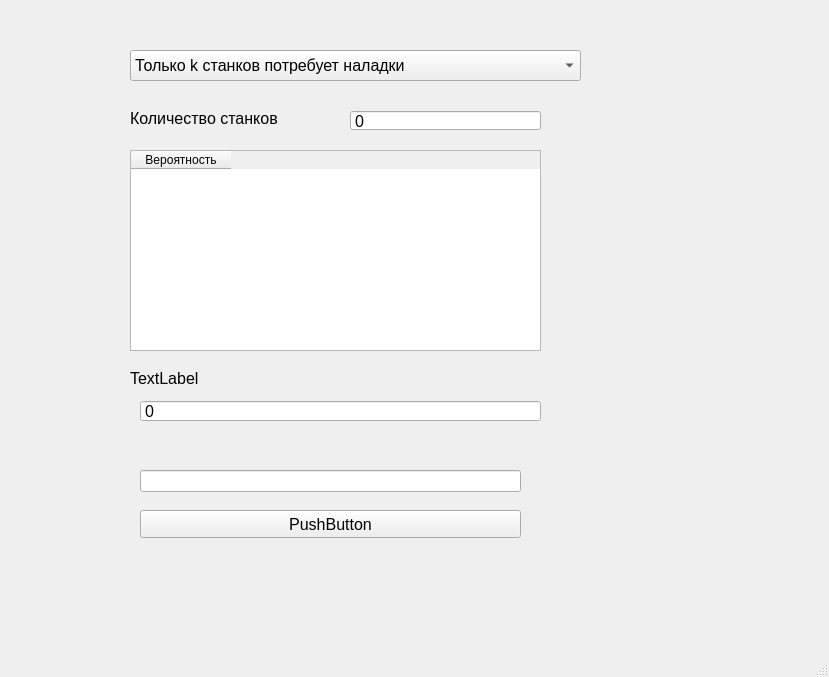
Old version of the form ui.ui in the repository DedZinoviy/terver_lab2_task3.
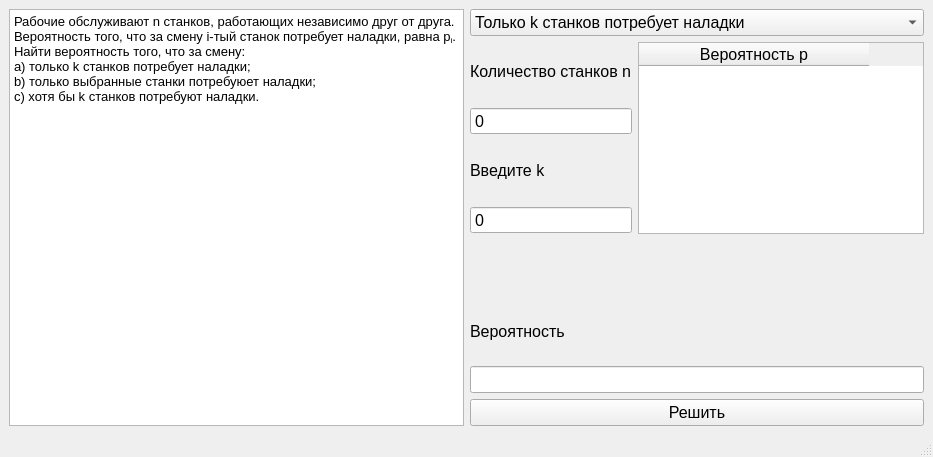
New version of the form.

Commit message: interface and error controll

Diff of the .ui file:
```diff
--- a/ui.ui
+++ b/ui.ui
@@ -6,28 +6,54 @@
    <rect>
     <x>0</x>
     <y>0</y>
-    <width>829</width>
-    <height>677</height>
+    <width>933</width>
+    <height>457</height>
    </rect>
   </property>
   <property name="windowTitle">
    <string>MainWindow</string>
   </property>
   <widget class="QWidget" name="centralwidget">
+   <layout class="QHBoxLayout" name="horizontalLayout_2">
+    <item>
+     <layout class="QHBoxLayout" name="horizontalLayout">
+      <item>
+       <widget class="QTextEdit" name="textEdit">
+        <property name="font">
+         <font>
+          <pointsize>10</pointsize>
+         </font>
+        </property>
+        <property name="html">
+         <string>&lt;!DOCTYPE HTML PUBLIC &quot;-//W3C//DTD HTML 4.0//EN&quot; &quot;http://www.w3.org/TR/REC-html40/strict.dtd&quot;&gt;
+&lt;html&gt;&lt;head&gt;&lt;meta name=&quot;qrichtext&quot; content=&quot;1&quot; /&gt;&lt;style type=&quot;text/css&quot;&gt;
+p, li { white-space: pre-wrap; }
+&lt;/style&gt;&lt;/head&gt;&lt;body style=&quot; font-family:'MS Shell Dlg 2'; font-size:10pt; font-weight:400; font-style:normal;&quot;&gt;
+&lt;p style=&quot; margin-top:0px; margin-bottom:0px; margin-left:0px; margin-right:0px; -qt-block-indent:0; text-indent:0px;&quot;&gt;Рабочие обслуживают n станков, работающих независимо друг от друга. Вероятность того, что за смену i-тый станок потребует наладки, равна p&lt;span style=&quot; vertical-align:sub;&quot;&gt;i&lt;/span&gt;. Найти вероятность того, что за смену:&lt;/p&gt;
+&lt;p style=&quot; margin-top:0px; margin-bottom:0px; margin-left:0px; margin-right:0px; -qt-block-indent:0; text-indent:0px;&quot;&gt;a) только k станков потребует наладки;&lt;/p&gt;
+&lt;p style=&quot; margin-top:0px; margin-bottom:0px; margin-left:0px; margin-right:0px; -qt-block-indent:0; text-indent:0px;&quot;&gt;b) только выбранные станки потребуюет наладки;&lt;/p&gt;
+&lt;p style=&quot; margin-top:0px; margin-bottom:0px; margin-left:0px; margin-right:0px; -qt-block-indent:0; text-indent:0px;&quot;&gt;c) хотя бы k станков потребуют наладки.&lt;/p&gt;&lt;/body&gt;&lt;/html&gt;</string>
+        </property>
+       </widget>
+      </item>
+      <item>
+       <layout class="QVBoxLayout" name="verticalLayout">
+        <item>
    <widget class="QComboBox" name="solveType">
-    <property name="geometry">
-     <rect>
-      <x>130</x>
-      <y>50</y>
-      <width>451</width>
-      <height>31</height>
-     </rect>
+          <property name="sizePolicy">
+           <sizepolicy hsizetype="Expanding" vsizetype="Fixed">
+            <horstretch>0</horstretch>
+            <verstretch>0</verstretch>
+           </sizepolicy>
     </property>
     <property name="font">
      <font>
       <pointsize>12</pointsize>
      </font>
     </property>
+          <property name="sizeAdjustPolicy">
+           <enum>QComboBox::AdjustToMinimumContentsLengthWithIcon</enum>
+          </property>
     <item>
      <property name="text">
       <string>Только k станков потребует наладки</string>
@@ -44,33 +70,11 @@
      </property>
     </item>
    </widget>
-   <widget class="QLabel" name="amountLabel">
-    <property name="geometry">
-     <rect>
-      <x>130</x>
-      <y>110</y>
-      <width>191</width>
-      <height>16</height>
-     </rect>
-    </property>
-    <property name="font">
-     <font>
-      <pointsize>12</pointsize>
-     </font>
-    </property>
-    <property name="text">
-     <string>Количество станков</string>
-    </property>
-   </widget>
+        </item>
+        <item>
+         <layout class="QGridLayout" name="gridLayout">
+          <item row="1" column="0">
    <widget class="QSpinBox" name="amountSpinBox">
-    <property name="geometry">
-     <rect>
-      <x>350</x>
-      <y>110</y>
-      <width>191</width>
-      <height>21</height>
-     </rect>
-    </property>
     <property name="font">
      <font>
       <pointsize>12</pointsize>
@@ -80,51 +84,53 @@
      <enum>QAbstractSpinBox::NoButtons</enum>
     </property>
    </widget>
+          </item>
+          <item row="0" column="1" rowspan="4">
    <widget class="QTableWidget" name="tableWidget">
-    <property name="geometry">
-     <rect>
-      <x>130</x>
-      <y>150</y>
-      <width>411</width>
-      <height>201</height>
-     </rect>
+            <property name="font">
+             <font>
+              <pointsize>12</pointsize>
+             </font>
+            </property>
+            <property name="layoutDirection">
+             <enum>Qt::LeftToRight</enum>
     </property>
     <property name="selectionMode">
-     <enum>QAbstractItemView::MultiSelection</enum>
-    </property>
+             <enum>QAbstractItemView::SingleSelection</enum>
+            </property>
+            <property name="selectionBehavior">
+             <enum>QAbstractItemView::SelectItems</enum>
+            </property>
+            <attribute name="horizontalHeaderMinimumSectionSize">
+             <number>230</number>
+            </attribute>
+            <attribute name="horizontalHeaderDefaultSectionSize">
+             <number>230</number>
+            </attribute>
     <column>
      <property name="text">
-      <string>Вероятность</string>
+              <string>Вероятность p</string>
+             </property>
+             <property name="textAlignment">
+              <set>AlignCenter</set>
      </property>
     </column>
    </widget>
-   <widget class="QLabel" name="adviceLabel">
-    <property name="geometry">
-     <rect>
-      <x>130</x>
-      <y>370</y>
-      <width>421</width>
-      <height>16</height>
-     </rect>
-    </property>
+          </item>
+          <item row="2" column="0">
+           <widget class="QLabel" name="k_label">
     <property name="font">
      <font>
       <pointsize>12</pointsize>
      </font>
     </property>
     <property name="text">
-     <string>TextLabel</string>
-    </property>
-   </widget>
+             <string>Введите k</string>
+            </property>
+           </widget>
+          </item>
+          <item row="3" column="0">
    <widget class="QSpinBox" name="numbersSpinBox">
-    <property name="geometry">
-     <rect>
-      <x>140</x>
-      <y>400</y>
-      <width>401</width>
-      <height>22</height>
-     </rect>
-    </property>
     <property name="font">
      <font>
       <pointsize>12</pointsize>
@@ -134,34 +140,77 @@
      <enum>QAbstractSpinBox::NoButtons</enum>
     </property>
    </widget>
+          </item>
+          <item row="0" column="0">
+           <widget class="QLabel" name="amountLabel">
+            <property name="font">
+             <font>
+              <pointsize>12</pointsize>
+             </font>
+            </property>
+            <property name="text">
+             <string>Количество станков n</string>
+            </property>
+           </widget>
+          </item>
+         </layout>
+        </item>
+        <item>
+         <widget class="QLabel" name="advice_label">
+          <property name="enabled">
+           <bool>true</bool>
+          </property>
+          <property name="font">
+           <font>
+            <pointsize>12</pointsize>
+           </font>
+          </property>
+          <property name="text">
+           <string/>
+          </property>
+          <property name="alignment">
+           <set>Qt::AlignCenter</set>
+          </property>
+         </widget>
+        </item>
+        <item>
+         <widget class="QLabel" name="result_label">
+          <property name="font">
+           <font>
+            <pointsize>12</pointsize>
+           </font>
+          </property>
+          <property name="text">
+           <string>Вероятность</string>
+          </property>
+         </widget>
+        </item>
+        <item>
    <widget class="QLineEdit" name="resultLineEdit">
-    <property name="geometry">
-     <rect>
-      <x>140</x>
-      <y>470</y>
-      <width>381</width>
-      <height>22</height>
-     </rect>
-    </property>
-   </widget>
+          <property name="font">
+           <font>
+            <pointsize>12</pointsize>
+           </font>
+          </property>
+         </widget>
+        </item>
+        <item>
    <widget class="QPushButton" name="solveButton">
-    <property name="geometry">
-     <rect>
-      <x>140</x>
-      <y>510</y>
-      <width>381</width>
-      <height>28</height>
-     </rect>
-    </property>
     <property name="font">
      <font>
       <pointsize>12</pointsize>
      </font>
     </property>
     <property name="text">
-     <string>PushButton</string>
-    </property>
-   </widget>
+           <string>Решить</string>
+          </property>
+         </widget>
+        </item>
+       </layout>
+      </item>
+     </layout>
+    </item>
+   </layout>
   </widget>
   <widget class="QMenuBar" name="menubar">
    <property name="geometry">
```
Left out of the diff: 2 changed lines with no effect on the pictures. Lines whose indentation alone changed are shown as unchanged. The commit also changes 4 other files.
